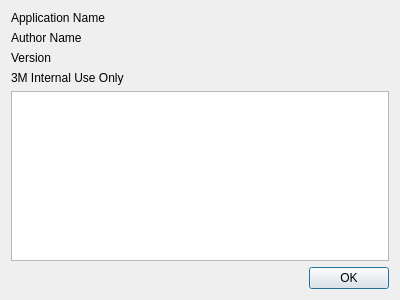
Above: qt_designer/about_window.ui from flipperlord/x-wing-squad-builder before the change. Below: the same form after it.
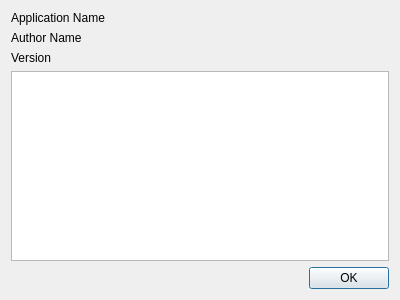
That is the form after the change. Icons and pictures are not drawn.

```diff
--- a/qt_designer/about_window.ui
+++ b/qt_designer/about_window.ui
@@ -41,13 +41,6 @@
        </property>
       </widget>
      </item>
-     <item>
-      <widget class="QLabel" name="usage_label">
-       <property name="text">
-        <string>3M Internal Use Only</string>
-       </property>
-      </widget>
-     </item>
      <item>
       <widget class="QPlainTextEdit" name="info_plain_text_edit"/>
      </item>
```
Left out of the diff: 2 changed lines with no effect on the pictures.
